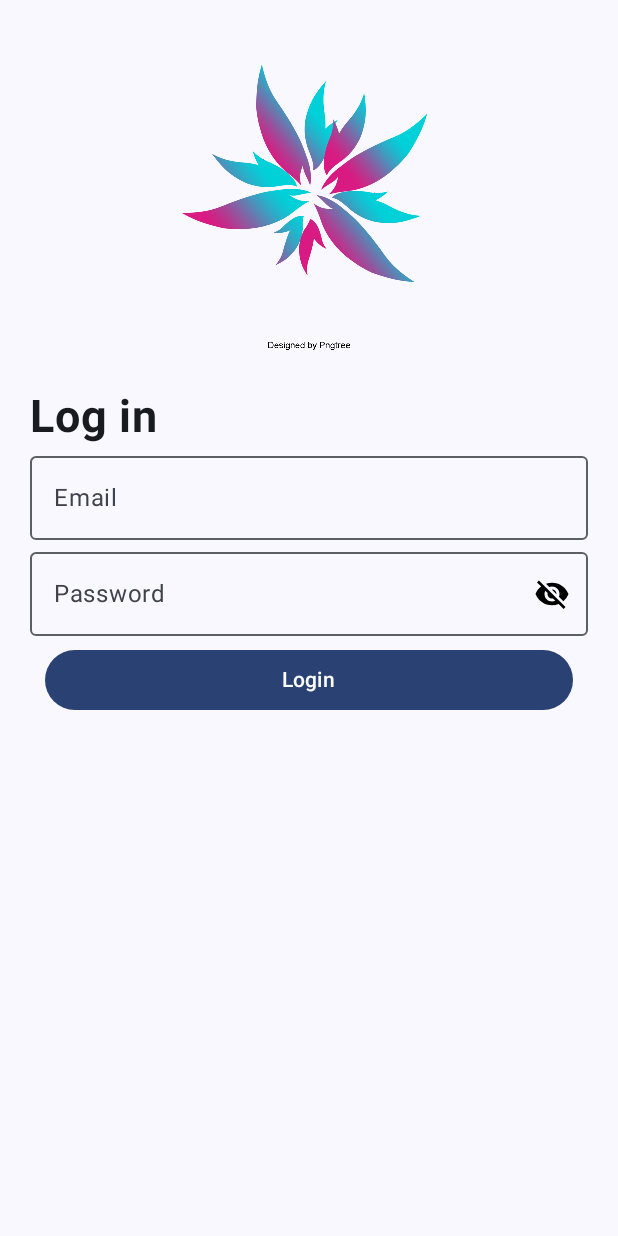
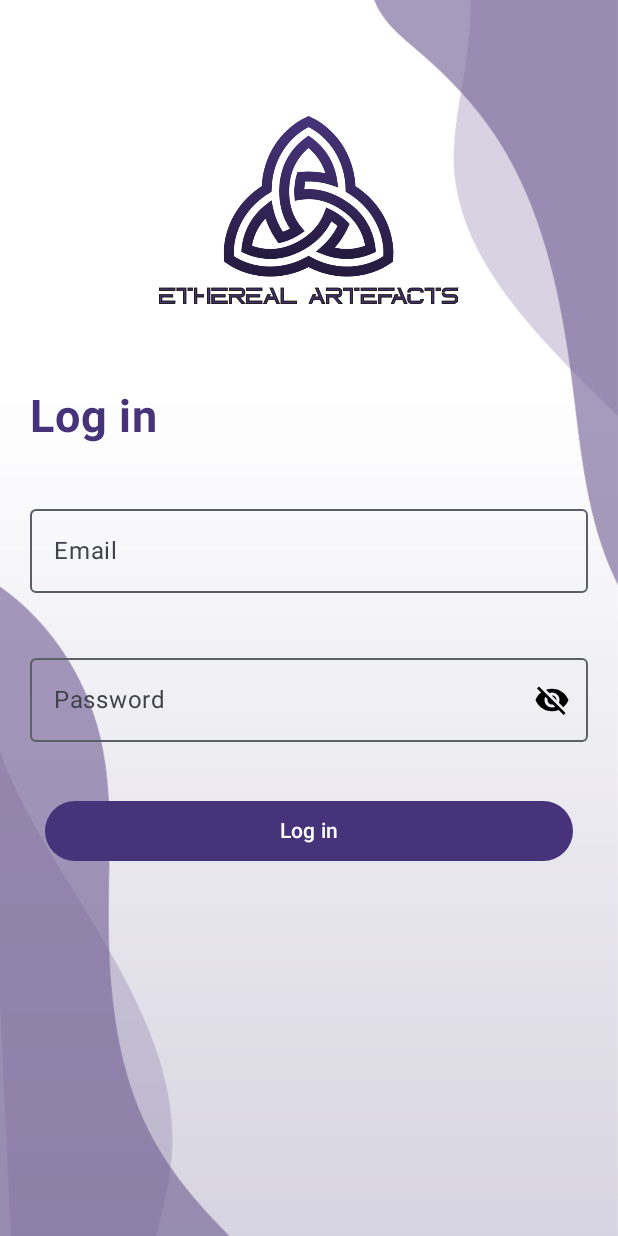
Before and after one commit to mtsoneva/AndroidTraining, an Android app built with Jetpack Compose: the screen it shows after launch (MainActivity), on a phone screen of 412 x 824 dp. Run offline under Robolectric (Android 15) with nearby library versions, the phone set to English and light mode, and no system bars; our stand-ins replace Dagger/Hilt's generated code.

Commit message:
- create project structure - adjust ui design

```diff
--- a/app/src/main/AndroidManifest.xml
+++ b/app/src/main/AndroidManifest.xml
@@ -17,7 +17,7 @@
         android:theme="@style/Theme.AndroidTraining"
         tools:targetApi="31">
         <activity
-            android:name=".MainActivity"
+            android:name=".main.MainActivity"
             android:exported="true"
             android:label="@string/app_name"
             android:theme="@style/Theme.AndroidTraining">
--- a/app/src/main/java/com/example/androidtraining/di/Modules.kt
+++ b/app/src/main/java/com/example/androidtraining/di/Modules.kt
@@ -1,6 +1,6 @@
 package com.example.androidtraining.di
 
-import com.example.androidtraining.FirstRepository
+import com.example.androidtraining.repository.FirstRepository
 import com.example.androidtraining.networking.API
 import com.example.androidtraining.networking.APIClient
 import com.example.androidtraining.networking.TokenInterceptor
--- a/app/src/main/java/com/example/androidtraining/MainActivity.kt
+++ b/app/src/main/java/com/example/androidtraining/main/MainActivity.kt
@@ -1,4 +1,4 @@
-package com.example.androidtraining
+package com.example.androidtraining.main
 
 import android.os.Bundle
 import androidx.activity.ComponentActivity
@@ -13,8 +13,8 @@ import androidx.compose.ui.Modifier
 import androidx.navigation.compose.NavHost
 import androidx.navigation.compose.composable
 import androidx.navigation.compose.rememberNavController
-import com.example.androidtraining.screens.login.LoginScreen
-import com.example.androidtraining.screens.product.ProductScreen
+import com.example.androidtraining.ui.login.LoginScreen
+import com.example.androidtraining.ui.product.ProductScreen
 import com.example.androidtraining.ui.theme.AndroidTrainingTheme
 import dagger.hilt.android.AndroidEntryPoint
 
--- a/app/src/main/java/com/example/androidtraining/ApiHelper.kt
+++ b/app/src/main/java/com/example/androidtraining/networking/ApiHelper.kt
@@ -1,4 +1,4 @@
-package com.example.androidtraining
+package com.example.androidtraining.networking
 
 import com.example.androidtraining.models.LoginResponse
 import com.example.androidtraining.models.Product
--- a/app/src/main/java/com/example/androidtraining/FirstRepository.kt
+++ b/app/src/main/java/com/example/androidtraining/repository/FirstRepository.kt
@@ -1,9 +1,10 @@
-package com.example.androidtraining
+package com.example.androidtraining.repository
 
 import com.example.androidtraining.models.LoginResponse
 import com.example.androidtraining.models.Product
 import com.example.androidtraining.models.UserInfo
 import com.example.androidtraining.networking.API
+import com.example.androidtraining.networking.ApiHelper
 
 class FirstRepository(private val apiService: API): ApiHelper {
     override suspend fun login(userInfo: UserInfo): LoginResponse {
--- a/app/src/main/java/com/example/androidtraining/screens/login/LoginScreen.kt
+++ b/app/src/main/java/com/example/androidtraining/ui/login/LoginScreen.kt
@@ -1,4 +1,4 @@
-package com.example.androidtraining.screens.login
+package com.example.androidtraining.ui.login
 
 import android.widget.Toast
 import androidx.compose.foundation.Image
@@ -11,6 +11,7 @@ import androidx.compose.foundation.layout.padding
 import androidx.compose.foundation.layout.size
 import androidx.compose.foundation.text.KeyboardOptions
 import androidx.compose.material3.Button
+import androidx.compose.material3.ButtonDefaults
 import androidx.compose.material3.ExperimentalMaterial3Api
 import androidx.compose.material3.IconButton
 import androidx.compose.material3.OutlinedTextField
@@ -23,6 +24,8 @@ import androidx.compose.runtime.mutableStateOf
 import androidx.compose.runtime.remember
 import androidx.compose.ui.ExperimentalComposeUiApi
 import androidx.compose.ui.Modifier
+import androidx.compose.ui.draw.paint
+import androidx.compose.ui.layout.ContentScale
 import androidx.compose.ui.platform.LocalContext
 import androidx.compose.ui.platform.LocalSoftwareKeyboardController
 import androidx.compose.ui.res.painterResource
@@ -33,14 +36,14 @@ import androidx.compose.ui.text.input.VisualTransformation
 import androidx.compose.ui.unit.dp
 import androidx.compose.ui.unit.sp
 import androidx.hilt.navigation.compose.hiltViewModel
-import com.example.androidtraining.MainViewModel
 import com.example.androidtraining.R
 import com.example.androidtraining.models.UserInfo
+import com.example.androidtraining.ui.theme.Purple
 
 @OptIn(ExperimentalMaterial3Api::class, ExperimentalComposeUiApi::class)
 @Composable
 fun LoginScreen(navigateToProductScreen: () -> Unit = {}) {
-    val viewModel: MainViewModel = hiltViewModel()
+    val viewModel: LoginViewModel = hiltViewModel()
     val email = remember { mutableStateOf("") }
     val password = remember { mutableStateOf("") }
     val passwordVisible = remember { mutableStateOf(false) }
@@ -51,7 +54,11 @@ fun LoginScreen(navigateToProductScreen: () -> Unit = {}) {
 
     LaunchedEffect(successfulLogin) {
         successfulLogin?.let {
-            if (it) navigateToProductScreen() else Toast.makeText(context, "Wrong credentials", Toast.LENGTH_SHORT).show()
+            if (it) navigateToProductScreen() else Toast.makeText(
+                context,
+                "Wrong credentials",
+                Toast.LENGTH_SHORT
+            ).show()
         }
     }
 
@@ -67,6 +74,10 @@ fun LoginScreen(navigateToProductScreen: () -> Unit = {}) {
     Column(
         modifier = Modifier
             .fillMaxSize()
+            .paint(
+                painterResource(id = R.drawable.login_background),
+                contentScale = ContentScale.FillWidth
+            )
             .padding(horizontal = 20.dp, vertical = 20.dp)
     ) {
         Row(
@@ -82,7 +93,7 @@ fun LoginScreen(navigateToProductScreen: () -> Unit = {}) {
                     .size(200.dp)
             )
         }
-        Text(text = "Log in", fontWeight = FontWeight.Bold, fontSize = 30.sp)
+        Text(text = "Log in", fontWeight = FontWeight.Bold, fontSize = 30.sp, color = Purple)
         OutlinedTextField(
             value = email.value,
             onValueChange = { newValue ->
@@ -93,6 +104,7 @@ fun LoginScreen(navigateToProductScreen: () -> Unit = {}) {
             placeholder = { Text("Input email") },
             modifier = Modifier
                 .fillMaxWidth()
+                .padding(vertical = 35.dp)
         )
         OutlinedTextField(value = password.value,
             onValueChange = { password.value = it },
@@ -118,14 +130,15 @@ fun LoginScreen(navigateToProductScreen: () -> Unit = {}) {
         Button(
             modifier = Modifier
                 .fillMaxWidth()
-                .padding(vertical = 5.dp, horizontal = 10.dp),
+                .padding(vertical = 35.dp, horizontal = 10.dp),
             onClick = {
                 keyboardController?.hide()
                 viewModel.login(userInfo)
             },
+            colors = ButtonDefaults.buttonColors(Purple),
             enabled = !isLoading
         ) {
-            Text(text = "Login")
+            Text(text = "Log in")
         }
     }
 }
--- a/app/src/main/java/com/example/androidtraining/MainViewModel.kt
+++ b/app/src/main/java/com/example/androidtraining/ui/login/LoginViewModel.kt
@@ -1,11 +1,9 @@
-package com.example.androidtraining
+package com.example.androidtraining.ui.login
 
-import androidx.compose.runtime.mutableStateOf
-import androidx.compose.runtime.remember
 import androidx.lifecycle.ViewModel
 import androidx.lifecycle.viewModelScope
+import com.example.androidtraining.repository.FirstRepository
 import com.example.androidtraining.models.LoginResponse
-import com.example.androidtraining.models.Product
 import com.example.androidtraining.models.UserInfo
 import com.example.androidtraining.networking.TokenProvider
 import dagger.hilt.android.lifecycle.HiltViewModel
@@ -15,7 +13,7 @@ import kotlinx.coroutines.launch
 import javax.inject.Inject
 
 @HiltViewModel
-class MainViewModel @Inject constructor(private val firstRepository: FirstRepository) :
+class LoginViewModel @Inject constructor(private val firstRepository: FirstRepository) :
     ViewModel() {
     @Inject
     lateinit var tokenProvider: TokenProvider
@@ -44,29 +42,4 @@ class MainViewModel @Inject constructor(private val firstRepository: FirstReposi
             }
         }
     }
-
-    private val _productResponse = MutableStateFlow<Result<Product>?>(null)
-    val productResponse: StateFlow<Result<Product>?> = _productResponse
-
-    private val _isProductLoading = MutableStateFlow(false)
-    val isProductLoading: StateFlow<Boolean> = _isLoading
-
-    private val _successfulProductLoading = MutableStateFlow<Boolean?>(null)
-    val successfulProductLoading: StateFlow<Boolean?> = _successfulProductLoading
-
-    fun getProduct() {
-        viewModelScope.launch {
-            try {
-                _isProductLoading.value = true
-                val getProductDetailsResponse = firstRepository.getProduct()
-                _productResponse.value = Result.success(getProductDetailsResponse)
-                _successfulProductLoading.value = true
-            } catch (e: Exception) {
-                _productResponse.value = Result.failure(e)
-                _successfulProductLoading.value = false
-            } finally {
-                _isProductLoading.value = false
-            }
-        }
-    }
 }
--- a/app/src/main/java/com/example/androidtraining/ui/theme/Color.kt
+++ b/app/src/main/java/com/example/androidtraining/ui/theme/Color.kt
@@ -9,3 +9,13 @@ val Pink80 = Color(0xFFEFB8C8)
 val Purple40 = Color(0xFF6650a4)
 val PurpleGrey40 = Color(0xFF625b71)
 val Pink40 = Color(0xFF7D5260)
+
+val Purple = Color(0xFF47337A)
+val White = Color(0xFFFFFF)
+val Green = Color(0xFF42AF46)
+
+val GreyText = Color(0xFF4A4A4A)
+
+// rating icons colors
+val PurpleStar = Color(0xFF67548B)
+val GreyStar = Color(0xFFD8D9DB)
--- a/app/src/main/res/values/strings.xml
+++ b/app/src/main/res/values/strings.xml
@@ -1,3 +1,5 @@
 <resources>
     <string name="app_name">Android Training</string>
+    <string name="home_page_title">Home page</string>
+
 </resources>
```
Also changed, not shown: app/src/main/java/com/example/androidtraining/models/ProductModel.kt (+5 -3 lines), app/src/main/java/com/example/androidtraining/screens/product/ProductScreen.kt (deleted, +0 -100 lines), app/src/main/java/com/example/androidtraining/ui/product/ProductScreen.kt (added, +232 -0 lines), app/src/main/java/com/example/androidtraining/ui/product/ProductViewModel.kt (added, +41 -0 lines), app/src/main/java/com/example/androidtraining/ui/product/Rating.kt (added, +47 -0 lines), app/src/main/res/drawable/login_background.png (added), app/src/main/res/drawable/logo.png, app/src/main/res/drawable/product_background.png (added).
